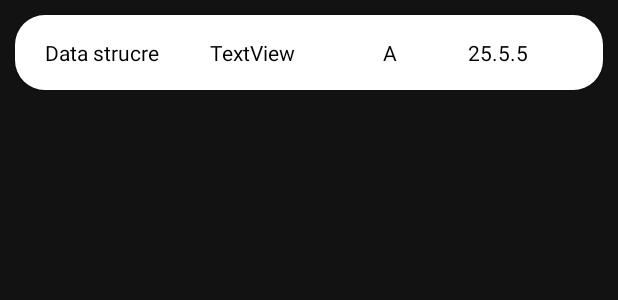
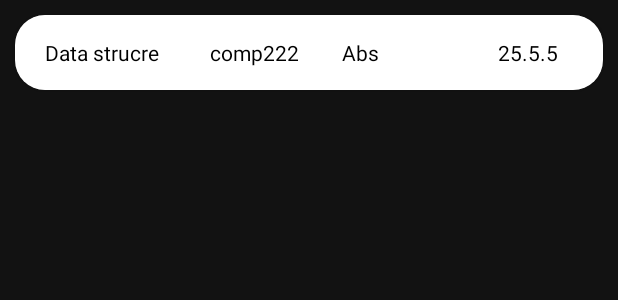
Before and after one commit to maryam2070/javaApp, an Android app: the layout course_view.xml on its own in the app's theme, with its tools: preview values and no code run, on a phone screen of 412 x 824 dp. Shown: the top 300 px of the screen. Run offline under Robolectric (Android 15) with nearby library versions, the phone set to English and light mode, and no system bars.

Commit message:
..........

```diff
--- a/app/src/main/res/layout/course_item.xml
+++ b/app/src/main/res/layout/course_item.xml
@@ -18,20 +18,21 @@
 
         <TextView
             android:id="@+id/courseNameItem"
-            android:layout_width="110dp"
+            android:layout_width="100dp"
             android:layout_height="wrap_content"
+            android:layout_gravity="center_vertical"
+            android:layout_marginStart="20dp"
             android:text="Data Structure"
-            android:layout_marginStart="20dp"
-            android:layout_gravity="center_vertical"
             android:textColor="@color/black" />
 
         <TextView
             android:id="@+id/courseCodeItem"
-            android:layout_width="110dp"
+            android:layout_width="89dp"
             android:layout_height="wrap_content"
+            android:layout_gravity="center_vertical"
+            android:layout_marginEnd="10dp"
             android:text="comp ءءءء"
-            android:layout_gravity="center_vertical"
-            android:textColor="@color/black"/>
+            android:textColor="@color/black" />
 
         <TextView
             android:id="@+id/coursePointsItem"
@@ -53,7 +54,7 @@
 
         <TextView
             android:id="@+id/courseGradeItem"
-            android:layout_width="30dp"
+            android:layout_width="43dp"
             android:layout_height="wrap_content"
             android:layout_gravity="center_vertical|end"
             android:layout_marginEnd="20dp"
--- a/app/src/main/res/layout/course_view.xml
+++ b/app/src/main/res/layout/course_view.xml
@@ -10,41 +10,49 @@
     android:layout_height="50dp">
 
 
-    <GridLayout android:background="@color/white"
+    <GridLayout
         android:layout_width="match_parent"
-        android:layout_height="match_parent">
+        android:layout_height="match_parent"
+        android:background="@color/white">
 
         <TextView
+            android:id="@+id/course_code"
             android:layout_width="110dp"
             android:layout_height="wrap_content"
-        android:textColor="@color/black"
+            android:layout_gravity="center_vertical|start"
+            android:layout_marginStart="20dp"
             android:text="Data strucre"
-        android:layout_marginStart="20dp"
+
+            android:textColor="@color/black" />
+
+        <TextView
+            android:id="@+id/View_CreditH"
+            android:layout_width="96dp"
+            android:layout_height="wrap_content"
+            android:layout_marginEnd="20dp"
             android:layout_gravity="center_vertical|start"
-        android:id="@+id/course_code"/>
+            android:text="comp222"
+            android:textColor="@color/black" />
 
-    <TextView android:layout_width="110dp"
+        <TextView
+            android:id="@+id/View_Grade"
+            android:layout_width="31dp"
             android:layout_height="wrap_content"
-        android:textColor="@color/black"
-        android:text="TextView"
-        android:layout_gravity="center_vertical|start"
-        android:id="@+id/View_CreditH"/>
+            android:layout_row="0"
+            android:layout_column="1"
+            android:layout_gravity="center_vertical|end"
+            android:gravity="center"
+            android:text="Abs"
+            android:textColor="@color/black" />
 
-    <TextView android:layout_width="20dp"
+        <TextView
+            android:id="@+id/View_Points"
+            android:layout_width="50dp"
             android:layout_height="wrap_content"
-        android:textColor="@color/black"
-        android:text="A"
-        android:gravity="center"
             android:layout_gravity="center_vertical|end"
-        android:id="@+id/View_Grade"/>
-
-    <TextView android:layout_width="70dp"
-        android:layout_height="wrap_content"
-        android:textColor="@color/black"
+            android:layout_marginEnd="20dp"
             android:text="25.5.5"
-        android:layout_marginEnd="20dp"
-        android:layout_gravity="center_vertical|end"
-        android:id="@+id/View_Points"/>
+            android:textColor="@color/black" />
 
     </GridLayout>
 
```
Lines whose indentation alone changed are shown as unchanged.
